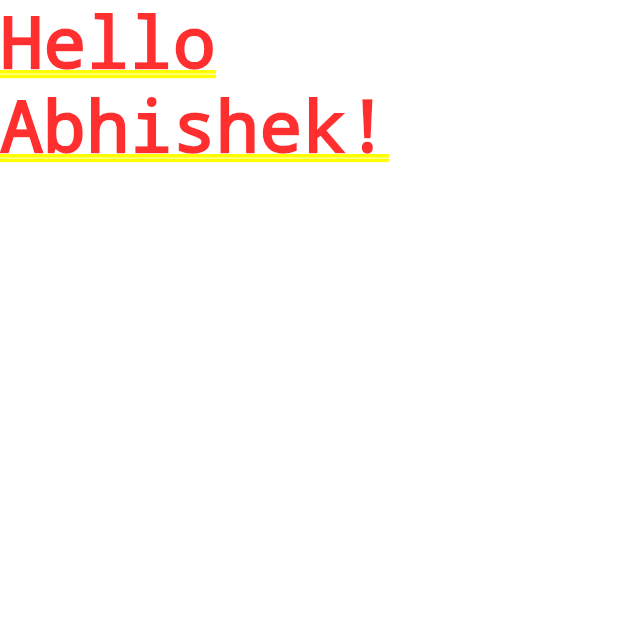
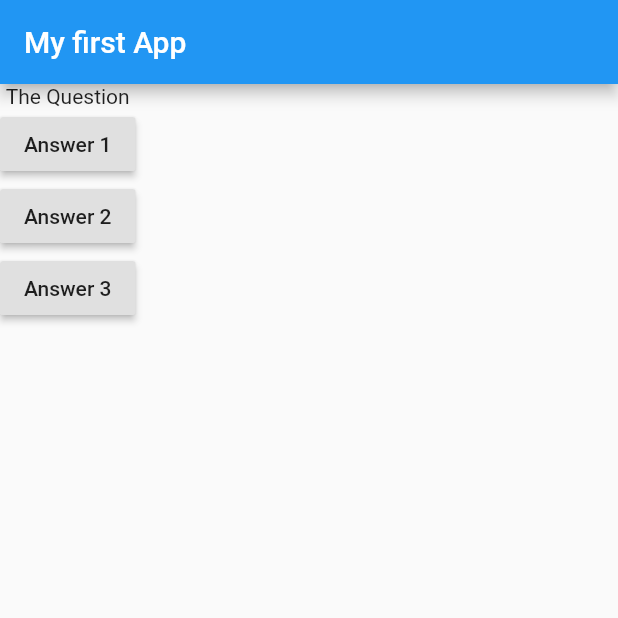
Before and after one commit to abhi12340/FlutterDemo, a Flutter app: the screen it shows after launch, on a phone screen of 412 x 824 dp, the top half of it. Run offline on Flutter 3.47's test engine with Material 2 defaults, Android fonts, the phone set to English and light mode, and no system bars.

Commit message:
press button

```diff
--- a/lib/main.dart
+++ b/lib/main.dart
@@ -1,10 +1,37 @@
 import 'package:flutter/material.dart';
-void main() {
-  runApp(MyApp());
-}
+// void main() {
+//   runApp(MyApp());
+// }
+
+void main() => runApp(MyApp());
 
 class MyApp extends StatelessWidget {
+
+    var question = [
+      'What\'s your favorite color? ',
+      'What\'s your favorite animal? ',
+    ];
+
+   void buttonPressed() {
+     print("button clicked");
+   }
+
+    @override
     Widget build(BuildContext context) {
-        return MaterialApp(home: Text('Hello Abhishek!'));
+        return MaterialApp(
+          home: Scaffold(
+            appBar: AppBar(
+              title : Text('My first App')
+              ),
+              body: Column(
+                children: [
+                 Text('The Question'),
+                 RaisedButton(child: Text('Answer 1'), onPressed: buttonPressed),
+                 RaisedButton(child: Text('Answer 2'), onPressed: buttonPressed),
+                 RaisedButton(child: Text('Answer 3'), onPressed: buttonPressed),
+               ],
+              ),
+            ),
+        );
     }
 }
```
